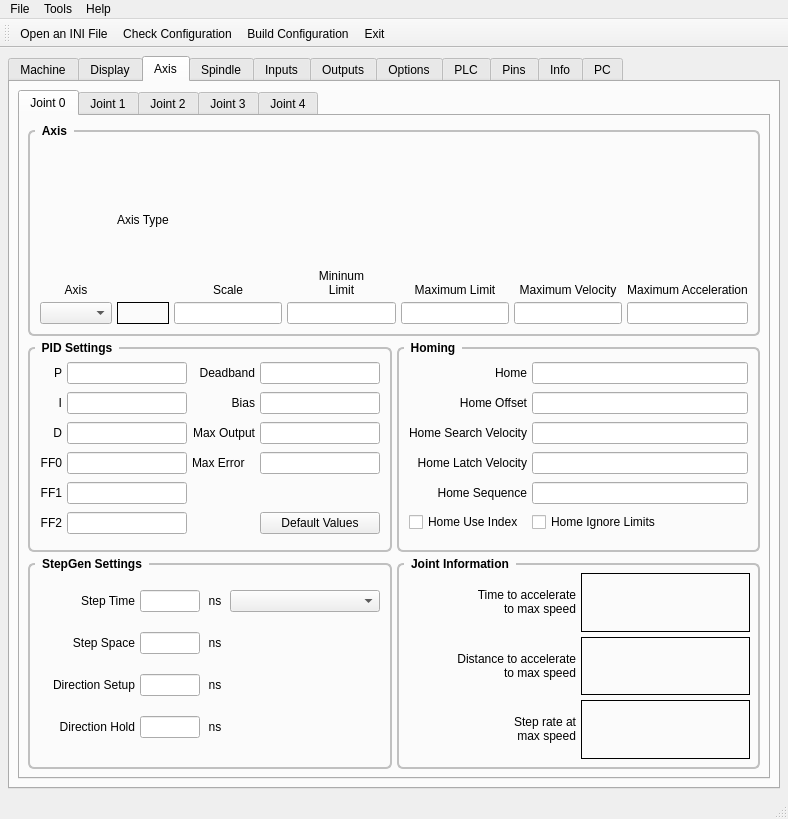
jethornton/7i92, file m7i92/7i92.ui: the form before one commit.
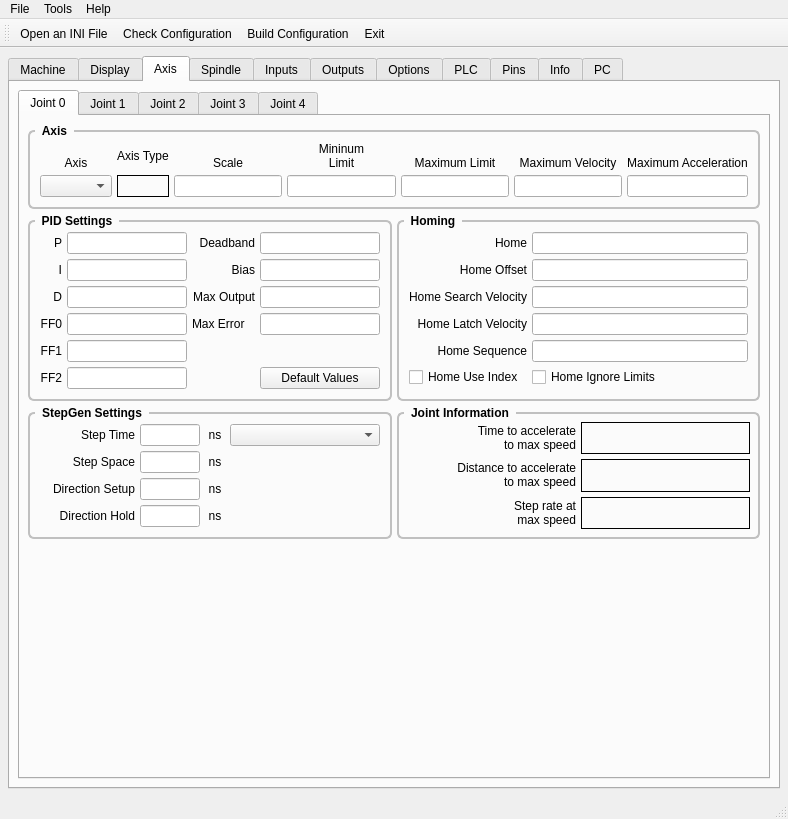
The form after the commit. The open tabs and pages were chosen to show the change.

Commit message: show/hide stepgens

```diff
--- a/m7i92/7i92.ui
+++ b/m7i92/7i92.ui
@@ -586,6 +586,20 @@
        <property name="enabled">
         <bool>true</bool>
        </property>
+       <property name="styleSheet">
+        <string notr="true">QGroupBox {
+    font: bold;
+    border: 2px solid silver;
+    border-radius: 6px;
+    margin-top: 6px;
+}
+
+QGroupBox::title {
+    subcontrol-origin: margin;
+    left: 7px;
+    padding: 0px 5px 0px 5px;
+}</string>
+       </property>
        <attribute name="title">
         <string>Axis</string>
        </attribute>
@@ -773,21 +787,10 @@
               </layout>
              </widget>
             </item>
-            <item row="1" column="0">
+            <item row="2" column="0">
              <widget class="QGroupBox" name="groupBox_2">
               <property name="styleSheet">
-               <string notr="true">QGroupBox {
-    font: bold;
-    border: 2px solid silver;
-    border-radius: 6px;
-    margin-top: 6px;
-}
-
-QGroupBox::title {
-    subcontrol-origin: margin;
-    left: 7px;
-    padding: 0px 5px 0px 5px;
-}</string>
+               <string notr="true"/>
               </property>
               <property name="title">
                <string>PID Settings</string>
@@ -1003,21 +1006,10 @@
               </layout>
              </widget>
             </item>
-            <item row="1" column="1">
+            <item row="2" column="1">
              <widget class="QGroupBox" name="groupBox_3">
               <property name="styleSheet">
-               <string notr="true">QGroupBox {
-    font: bold;
-    border: 2px solid silver;
-    border-radius: 6px;
-    margin-top: 6px;
-}
-
-QGroupBox::title {
-    subcontrol-origin: margin;
-    left: 7px;
-    padding: 0px 5px 0px 5px;
-}</string>
+               <string notr="true"/>
               </property>
               <property name="title">
                <string>Homing</string>
@@ -1143,21 +1135,10 @@
               </layout>
              </widget>
             </item>
-            <item row="2" column="0">
-             <widget class="QGroupBox" name="groupBox_4">
+            <item row="3" column="0">
+             <widget class="QGroupBox" name="stepGen_0">
               <property name="styleSheet">
-               <string notr="true">QGroupBox {
-    font: bold;
-    border: 2px solid silver;
-    border-radius: 6px;
-    margin-top: 6px;
-}
-
-QGroupBox::title {
-    subcontrol-origin: margin;
-    left: 7px;
-    padding: 0px 5px 0px 5px;
-}</string>
+               <string notr="true"/>
               </property>
               <property name="title">
                <string>StepGen Settings</string>
@@ -1431,21 +1412,10 @@
               </layout>
              </widget>
             </item>
-            <item row="2" column="1">
+            <item row="3" column="1">
              <widget class="QGroupBox" name="gridGroupBox">
               <property name="styleSheet">
-               <string notr="true">QGroupBox {
-    font: bold;
-    border: 2px solid silver;
-    border-radius: 6px;
-    margin-top: 6px;
-}
-
-QGroupBox::title {
-    subcontrol-origin: margin;
-    left: 7px;
-    padding: 0px 5px 0px 5px;
-}</string>
+               <string notr="true"/>
               </property>
               <property name="title">
                <string>Joint Information</string>
@@ -1505,6 +1475,19 @@
               </layout>
              </widget>
             </item>
+            <item row="4" column="1">
+             <spacer name="verticalSpacer">
+              <property name="orientation">
+               <enum>Qt::Vertical</enum>
+              </property>
+              <property name="sizeHint" stdset="0">
+               <size>
+                <width>20</width>
+                <height>40</height>
+               </size>
+              </property>
+             </spacer>
+            </item>
            </layout>
           </widget>
           <widget class="QWidget" name="joint1tab">
```
Left out of the diff: 60 changed lines with no effect on the pictures. The commit also changes 1 other file.
